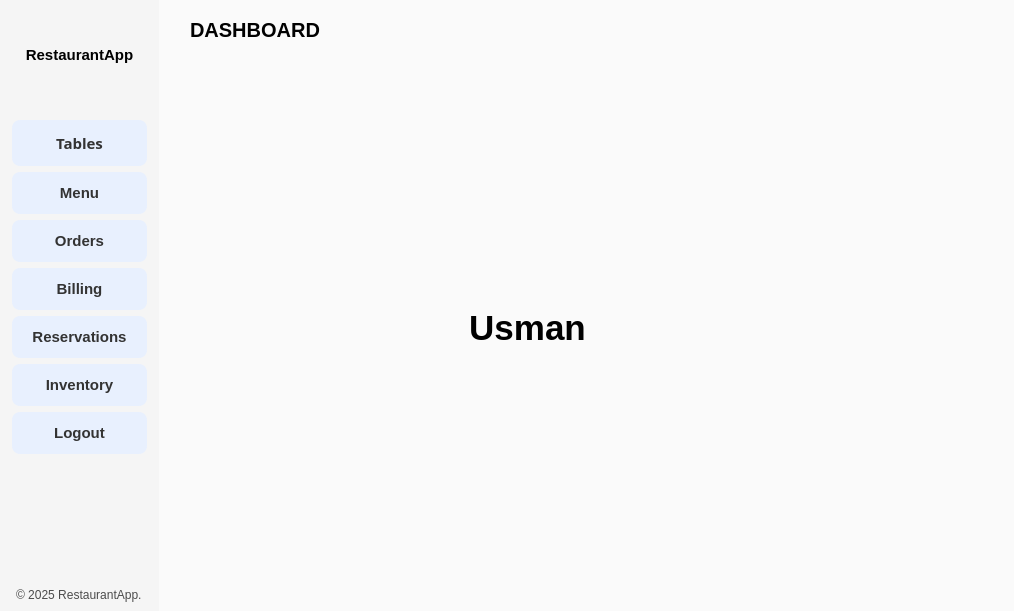
The window that mainwindow.ui (GitGudCode440/restaurant-management-system) describes before a commit, drawn with Qt 5.
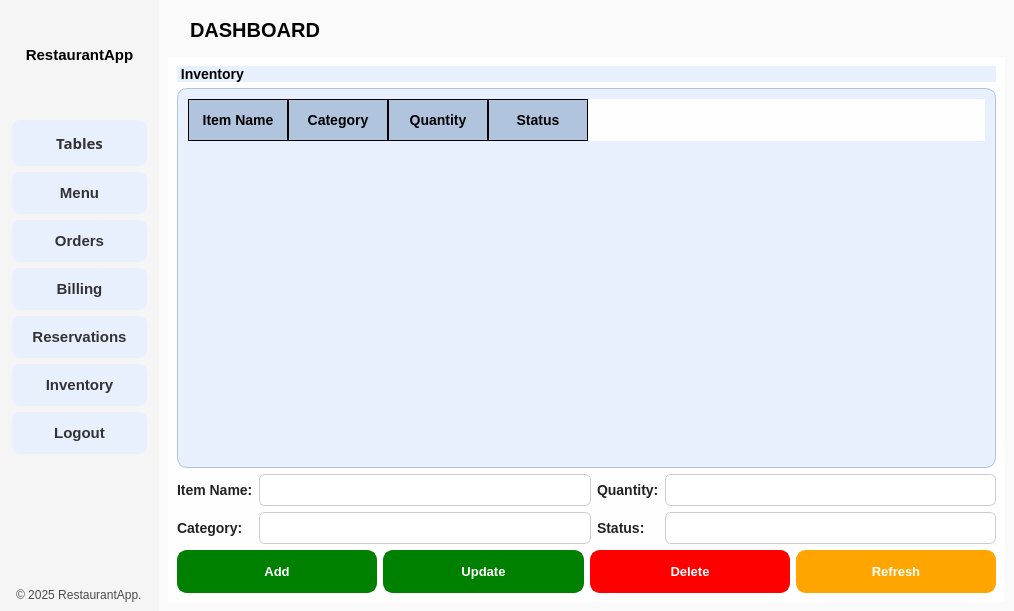
The same window after the commit. The open tabs and pages were chosen to show the change. Icons and pictures are not drawn.

Commit message: Inventory Tab Update

What changed in the file:
```diff
--- a/mainwindow.ui
+++ b/mainwindow.ui
@@ -1965,28 +1965,246 @@
           </layout>
          </widget>
          <widget class="QWidget" name="Inventory">
-          <widget class="QLabel" name="label_8">
-           <property name="geometry">
-            <rect>
-             <x>20</x>
-             <y>10</y>
-             <width>679</width>
-             <height>521</height>
-            </rect>
-           </property>
-           <property name="font">
-            <font>
-             <pointsize>26</pointsize>
-             <bold>true</bold>
-            </font>
-           </property>
-           <property name="text">
-            <string>Usman</string>
-           </property>
-           <property name="alignment">
-            <set>Qt::AlignmentFlag::AlignCenter</set>
-           </property>
-          </widget>
+          <property name="styleSheet">
+           <string notr="true">
+   QWidget {
+       background-color: #fefefe;
+       font-family: 'Segoe UI';
+       font-size: 14px;
+   }
+   QLabel {
+       font-weight: 600;
+       color: #222;
+   }
+   QLineEdit, QSpinBox, QComboBox, QDateEdit, QTimeEdit {
+       padding: 6px;
+       border: 1px solid #ccc;
+       border-radius: 6px;
+       background-color: white;
+   }
+ QPushButton {
+    border-radius: 10px; /* Rounded corners */
+    color: white; /* Text color */
+    background-color: green; /* Background color */
+    font: bold 13px; /* Font style and size */
+    border: 2px solid green; /* Border color */
+}
+
+QPushButton:hover {
+    background-color: #32CD32; /* Lighter green on hover */
+    border-color: darkgreen; /* Dark green border on hover */
+}
+
+QPushButton:pressed {
+    background-color: darkgreen; /* Darker green when pressed */
+    border-color: black; /* Border changes on press */
+}
+
+  
+QTableView {
+    background-color: #E8F0FE; /* Soft white-blue background for the table */
+    border-radius: 10px; /* Rounded edges for the entire table */
+    padding: 10px; /* Adds spacing around the table */
+    border: 1px solid #B0C4DE; /* Thin border to accentuate table outline */
+    gridline-color: black; /* Adds black lines between columns and rows */
+}
+
+QTableView::item {
+    background-color: #FAFAFA; /* Gentle off-white background for cells */
+    border: 1px solid black; /* Black lines between each cell */
+    border-radius: 5px; /* Slight rounding for individual cell edges */
+    padding: 5px; /* Inner spacing for cells */
+    color: black; /* Standard text color */
+}
+
+QTableView::item:selected {
+    background-color: #D7E9F7; /* Highlighted cell with soft blue shade */
+    color: black; /* Text color remains consistent */
+    border: 1px solid black; /* Black border for selected cells */
+    border-radius: 5px;
+}
+
+QHeaderView::section {
+    background-color: #B0C4DE; /* Soft blue-gray shade for table headers */
+    padding: 10px; /* Adds spacing within header sections */
+    font-weight: bold; /* Bold text to differentiate headers */
+    color: black; /* Black text color for the headers */
+    border: 1px solid black; /* Black lines between header columns */
+  
+}
+
+QTableView::corner {
+    background-color: #B0C4DE; /* Matches header color for corner sections */
+    border-radius: 10px;
+}
+</string>
+          </property>
+          <layout class="QVBoxLayout" name="verticalLayout">
+           <item>
+            <widget class="QLabel" name="titleLabel">
+             <property name="styleSheet">
+              <string notr="true">font: 700 22pt &quot;Leelawadee UI&quot;;
+background-color: #E8F0FE;
+border-radius: 10px;
+color: rgb(0, 0, 0);</string>
+             </property>
+             <property name="text">
+              <string> Inventory</string>
+             </property>
+            </widget>
+           </item>
+           <item>
+            <widget class="QTableWidget" name="inventoryTable">
+             <column>
+              <property name="text">
+               <string>Item Name</string>
+              </property>
+             </column>
+             <column>
+              <property name="text">
+               <string>Category</string>
+              </property>
+             </column>
+             <column>
+              <property name="text">
+               <string>Quantity</string>
+              </property>
+             </column>
+             <column>
+              <property name="text">
+               <string>Status</string>
+              </property>
+             </column>
+            </widget>
+           </item>
+           <item>
+            <layout class="QGridLayout" name="formLayout">
+             <item row="0" column="0">
+              <widget class="QLabel" name="itemNameLabel">
+               <property name="text">
+                <string>Item Name:</string>
+               </property>
+              </widget>
+             </item>
+             <item row="0" column="1">
+              <widget class="QLineEdit" name="itemNameEdit"/>
+             </item>
+             <item row="0" column="2">
+              <widget class="QLabel" name="quantityLabel">
+               <property name="text">
+                <string>Quantity:</string>
+               </property>
+              </widget>
+             </item>
+             <item row="1" column="0">
+              <widget class="QLabel" name="categoryLabel">
+               <property name="text">
+                <string>Category:</string>
+               </property>
+              </widget>
+             </item>
+             <item row="1" column="1">
+              <widget class="QLineEdit" name="categoryEdit"/>
+             </item>
+             <item row="1" column="2">
+              <widget class="QLabel" name="statusLabel">
+               <property name="text">
+                <string>Status:</string>
+               </property>
+              </widget>
+             </item>
+             <item row="1" column="3">
+              <widget class="QComboBox" name="statusCombo">
+               <item>
+                <property name="text">
+                 <string>In Stock</string>
+                </property>
+               </item>
+               <item>
+                <property name="text">
+                 <string>Low Stock</string>
+                </property>
+               </item>
+              </widget>
+             </item>
+             <item row="0" column="3">
+              <widget class="QLineEdit" name="lineEdit"/>
+             </item>
+            </layout>
+           </item>
+           <item>
+            <layout class="QHBoxLayout" name="buttonLayout">
+             <item>
+              <widget class="QPushButton" name="addButton">
+               <property name="text">
+                <string>Add</string>
+               </property>
+              </widget>
+             </item>
+             <item>
+              <widget class="QPushButton" name="updateButton">
+               <property name="text">
+                <string>Update</string>
+               </property>
+              </widget>
+             </item>
+             <item>
+              <widget class="QPushButton" name="deleteButton">
+               <property name="styleSheet">
+                <string notr="true">QPushButton {
+    border-radius: 10px; /* Rounded corners */
+    color: white; /* Text color */
+    background-color: red; /* Background color */
+    font: bold 13px; /* Font style and size */
+    border: 2px solid red; /* Border color */
+}
+
+QPushButton:hover {
+    background-color: #FF6347; /* Lighter red on hover */
+    border-color: darkred; /* Dark red border on hover */
+}
+
+QPushButton:pressed {
+    background-color: darkred; /* Darker red when pressed */
+    border-color: black; /* Border changes on press */
+}
+</string>
+               </property>
+               <property name="text">
+                <string>Delete</string>
+               </property>
+              </widget>
+             </item>
+             <item>
+              <widget class="QPushButton" name="refreshButton">
+               <property name="styleSheet">
+                <string notr="true">QPushButton {
+    border-radius: 10px; /* Rounded corners */
+    color: white; /* Text color */
+    background-color: orange; /* Background color */
+    font: bold 13px; /* Font style and size */
+    border: 2px solid orange; /* Border color */
+}
+
+QPushButton:hover {
+    background-color: #FFA500; /* Lighter orange on hover */
+    border-color: darkorange; /* Dark orange border on hover */
+}
+
+QPushButton:pressed {
+    background-color: darkorange; /* Darker orange when pressed */
+    border-color: black; /* Border changes on press */
+}
+</string>
+               </property>
+               <property name="text">
+                <string>Refresh</string>
+               </property>
+              </widget>
+             </item>
+            </layout>
+           </item>
+          </layout>
          </widget>
         </widget>
        </item>
```
Left out of the diff: 4 changed lines with no effect on the pictures.
